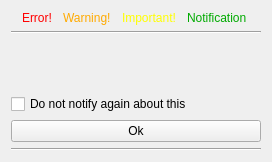
Qt form client/src/ui/widgets/popup_widget.ui (networkoptix/nx_open) before a commit.
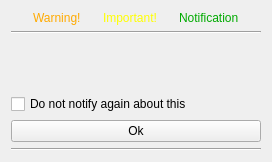
The same form after that commit.

Commit message:
Popup widget: details for EC conflict event
<==== Mercurial data ====>
Branch: master

```diff
--- a/client/src/ui/widgets/popup_widget.ui
+++ b/client/src/ui/widgets/popup_widget.ui
@@ -28,19 +28,6 @@
      <property name="spacing">
       <number>0</number>
      </property>
-     <item>
-      <widget class="QLabel" name="errorLabel">
-       <property name="sizePolicy">
-        <sizepolicy hsizetype="Fixed" vsizetype="Fixed">
-         <horstretch>0</horstretch>
-         <verstretch>0</verstretch>
-        </sizepolicy>
-       </property>
-       <property name="text">
-        <string>&lt;html&gt;&lt;head/&gt;&lt;body&gt;&lt;p&gt;&lt;span style=&quot; color:#ff0000;&quot;&gt;Error!&lt;/span&gt;&lt;/p&gt;&lt;/body&gt;&lt;/html&gt;</string>
-       </property>
-      </widget>
-     </item>
      <item>
       <widget class="QLabel" name="warningLabel">
        <property name="sizePolicy">
```
The commit also changes 2 other files.
